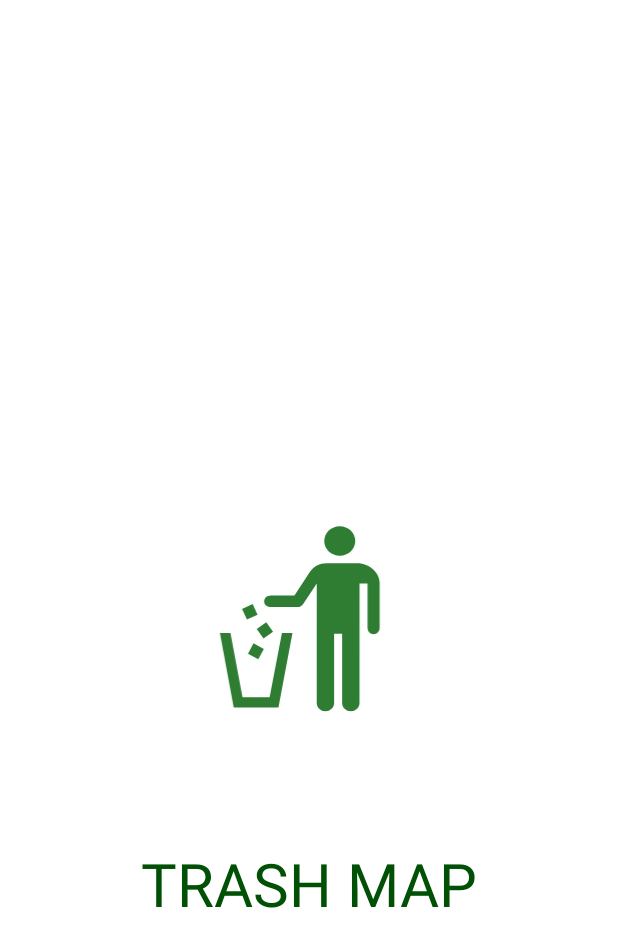
After one commit to AlzbetaFekiacova/bp, an Android app: the SplashActivity screen opened directly, with no data from a screen before it, on a phone screen of 412 x 824 dp. The commit adds this screen. Shown: the top 947 px of the screen. Run offline under Robolectric (Android 15) with nearby library versions, the phone set to English and light mode, and no system bars.

Commit message:
splash screen added
added splash screen on start

```diff
--- a/app/src/main/AndroidManifest.xml
+++ b/app/src/main/AndroidManifest.xml
@@ -14,7 +14,11 @@
         android:supportsRtl="true"
         android:theme="@style/Theme.MyApplication">
         <activity
-            android:name="sk.stuba.bp.activities.MainActivity"
+            android:name=".activities.MainActivity"
+            android:label="Home"
+            android:exported="false" />
+        <activity
+            android:name=".activities.SplashActivity"
             android:exported="true">
             <intent-filter>
                 <action android:name="android.intent.action.MAIN" />
--- a/app/src/main/java/sk/stuba/bp/Container.kt
+++ b/app/src/main/java/sk/stuba/bp/Container.kt
@@ -8,7 +8,7 @@ import java.util.*
     var isActive: Boolean? = null,
     val latitude: Double? = null,
     val longitude: Double? = null,
-    var timeStamp: Date? = null,
+    //var timeStamp: Date? = null,
     val custom: Boolean?=null
  ) : Serializable{
 
--- a/app/src/main/java/sk/stuba/bp/SharedViewModel.kt
+++ b/app/src/main/java/sk/stuba/bp/SharedViewModel.kt
@@ -128,7 +128,7 @@ class SharedViewModel : ViewModel() {
                         document.getBoolean("isActive"),
                         document.getDouble("latitude"),
                         document.getDouble("longitude"),
-                        document.getDate("timeStamp"),
+                        //document.getDate("timeStamp"),
                         document.getBoolean("custom")
                     )
 
@@ -174,7 +174,7 @@ class SharedViewModel : ViewModel() {
                         document.getBoolean("isActive"),
                         document.getDouble("latitude"),
                         document.getDouble("longitude"),
-                        document.getDate("timeStamp"),
+                        //document.getDate("timeStamp"),
                         document.getBoolean("custom")
                     )
 
--- /dev/null
+++ b/app/src/main/java/sk/stuba/bp/activities/SplashActivity.kt
@@ -0,0 +1,23 @@
+package sk.stuba.bp.activities
+
+import android.annotation.SuppressLint
+import android.content.Intent
+import androidx.appcompat.app.AppCompatActivity
+import android.os.Bundle
+import android.os.Handler
+import android.os.Looper
+import sk.stuba.bp.R
+
+@SuppressLint("CustomSplashScreen")
+class SplashActivity : AppCompatActivity() {
+    override fun onCreate(savedInstanceState: Bundle?) {
+        super.onCreate(savedInstanceState)
+        setContentView(R.layout.activity_splash)
+        supportActionBar?.hide()
+        Handler(Looper.getMainLooper()).postDelayed({
+            val intent = Intent(this@SplashActivity, MainActivity::class.java)
+            startActivity(intent)
+            finish()
+        }, 3000)
+    }
+}
--- a/app/src/main/java/sk/stuba/bp/fragments/MapFragment.kt
+++ b/app/src/main/java/sk/stuba/bp/fragments/MapFragment.kt
@@ -81,7 +81,7 @@ class MapFragment : Fragment(), View.OnClickListener, OnMapLongClickListener {
                 true,
                 pointAnnotationManager.annotations[pointAnnotationManager.annotations.size - 1].point.latitude(),
                 pointAnnotationManager.annotations[pointAnnotationManager.annotations.size - 1].point.longitude(),
-                Calendar.getInstance().time,
+                //Calendar.getInstance().time,
                 true
             )
 
--- /dev/null
+++ b/app/src/main/res/layout/activity_splash.xml
@@ -0,0 +1,33 @@
+<?xml version="1.0" encoding="utf-8"?>
+<androidx.constraintlayout.widget.ConstraintLayout xmlns:android="http://schemas.android.com/apk/res/android"
+    xmlns:app="http://schemas.android.com/apk/res-auto"
+    xmlns:tools="http://schemas.android.com/tools"
+    android:layout_width="match_parent"
+    android:layout_height="match_parent"
+    tools:context=".activities.SplashActivity">
+
+    <ImageView
+        android:id="@+id/imageView"
+        android:layout_width="240dp"
+        android:layout_height="240dp"
+        android:layout_centerInParent="true"
+        android:contentDescription="@string/img_desc_application_icon"
+        android:src="@drawable/ic_trash_310219"
+        app:layout_constraintBottom_toBottomOf="parent"
+        app:layout_constraintEnd_toEndOf="parent"
+        app:layout_constraintStart_toStartOf="parent"
+        app:layout_constraintTop_toTopOf="parent"
+        app:tint="@color/mild_green" />
+
+    <TextView
+        android:layout_width="wrap_content"
+        android:layout_height="wrap_content"
+        app:layout_constraintEnd_toEndOf="@+id/imageView"
+        app:layout_constraintStart_toStartOf="@+id/imageView"
+        app:layout_constraintTop_toBottomOf="@+id/imageView"
+        android:layout_marginTop="30dp"
+        android:text="TRASH MAP"
+        android:textColor="@color/dark_green"
+        android:textSize="40sp"/>
+
+</androidx.constraintlayout.widget.ConstraintLayout>
--- a/app/src/main/res/layout/fragment_login.xml
+++ b/app/src/main/res/layout/fragment_login.xml
@@ -23,14 +23,14 @@
         android:layout_height="wrap_content"
         android:layout_below="@+id/txtViewLogInTitle"
         android:layout_marginStart="25dp"
+        android:layout_marginTop="30dp"
         android:layout_marginEnd="25dp"
-        android:layout_marginTop="30dp"
         android:background="@drawable/et_style"
         android:hint="@string/name"
         android:inputType="textEmailAddress"
         android:minHeight="48dp"
         android:padding="20sp"
-        android:textColor="@color/white"/>
+        android:textColor="@color/white" />
 
     <EditText
         android:id="@+id/editTxtPasswordLogIn"
--- a/app/src/main/res/values/strings.xml
+++ b/app/src/main/res/values/strings.xml
@@ -1,5 +1,5 @@
 <resources>
-    <string name="app_name">Zahoď svoje smeti</string>
+    <string name="app_name">Trash map</string>
     <string name="mapbox_access_token">pk.eyJ1Ijoic2lzaWxpZW5rYSIsImEiOiJja3VtajBpdWMwand1Mm50aHNpZ2QwaXloIn0.thJyUu4aO5VyCuiS3ilxoQ</string>
     <string name="hello_blank_fragment">Hello blank fragment</string>
     <string name="btnLocalize">btnLocalize</string>
```
Also changed, not shown: app/src/main/java/sk/stuba/bp/fragments/ProfileFragment.kt (+37 -6 lines), app/src/main/res/layout/fragment_profile.xml (+33 -13 lines).
